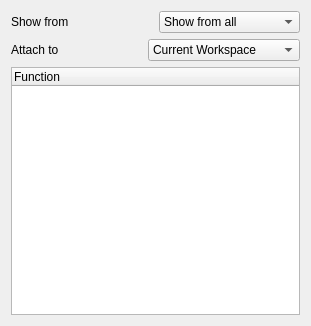
Qt form ui/convolutionpicker.ui (btaczala/thesis-app) before a commit.
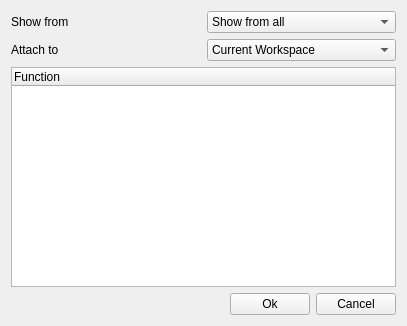
The same form after that commit.

The edit to the form file:
```diff
--- a/ui/convolutionpicker.ui
+++ b/ui/convolutionpicker.ui
@@ -6,7 +6,7 @@
    <rect>
     <x>0</x>
     <y>0</y>
-    <width>311</width>
+    <width>407</width>
     <height>326</height>
    </rect>
   </property>
@@ -90,6 +90,37 @@
        </item>
       </layout>
      </item>
+     <item row="3" column="0">
+      <layout class="QHBoxLayout" name="horizontalLayout_6">
+       <item>
+        <spacer name="horizontalSpacer">
+         <property name="orientation">
+          <enum>Qt::Horizontal</enum>
+         </property>
+         <property name="sizeHint" stdset="0">
+          <size>
+           <width>40</width>
+           <height>20</height>
+          </size>
+         </property>
+        </spacer>
+       </item>
+       <item>
+        <widget class="QPushButton" name="okButton">
+         <property name="text">
+          <string>Ok</string>
+         </property>
+        </widget>
+       </item>
+       <item>
+        <widget class="QPushButton" name="cancelButton">
+         <property name="text">
+          <string>Cancel</string>
+         </property>
+        </widget>
+       </item>
+      </layout>
+     </item>
     </layout>
    </item>
   </layout>
```
